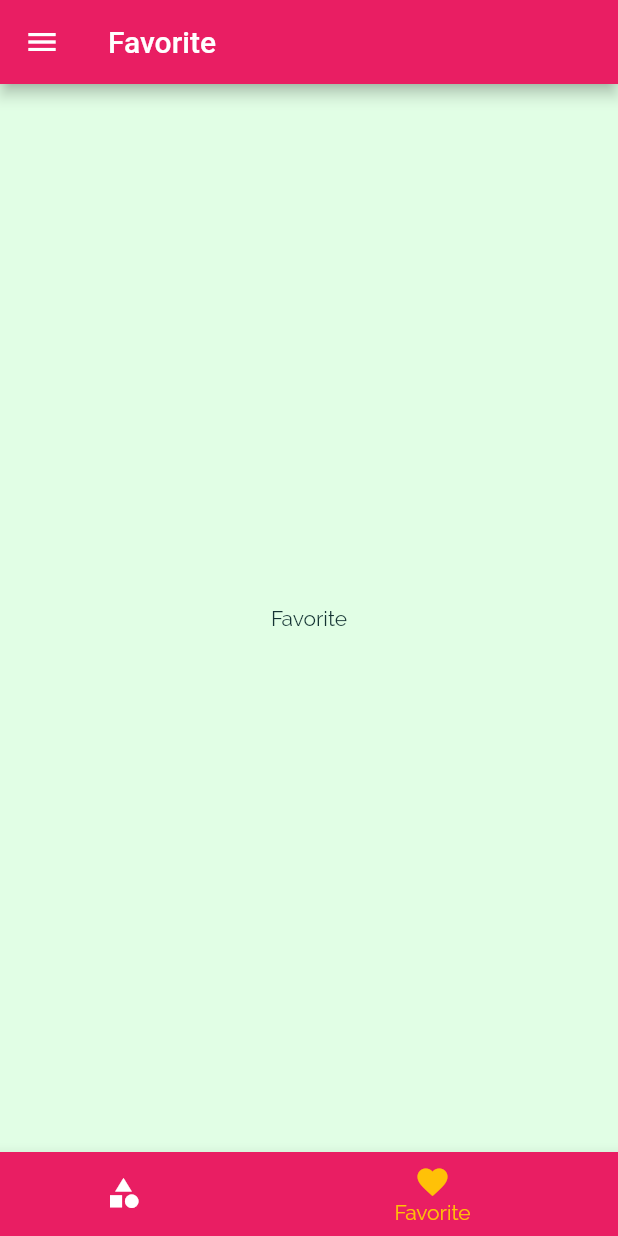
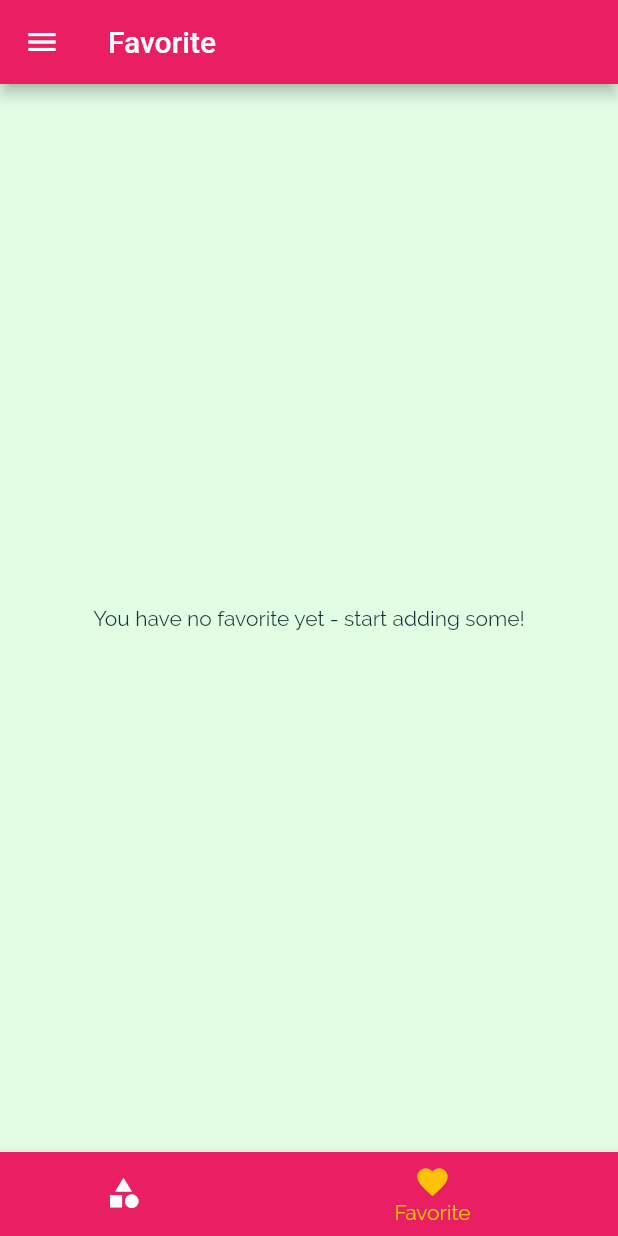
Before and after one commit to hesamkurd/MealsAppFlutter, a Flutter app: the screen it shows after launch, item 2 of the bottom bar chosen, on a phone screen of 412 x 824 dp. Run offline on Flutter 3.47's test engine with Material 2 defaults, Android fonts, the phone set to English and light mode, and no system bars; our stand-ins replace get.

Commit message:
create favorite screen

```diff
--- a/lib/main.dart
+++ b/lib/main.dart
@@ -28,6 +28,7 @@ class _MyAppState extends State<MyApp> {
   };
 
   List<Meal> _availableMeals = DUMMY_MEALS;
+  final List<Meal> _favoriteMeals = [];
 
   void _setFilters(Map<String, bool> filterData) {
     setState(() {
@@ -49,6 +50,26 @@ class _MyAppState extends State<MyApp> {
         return true;
       }).toList();
     });
+  }
+
+  void _toggleFavorite(String mealId) {
+    final existingIndex =
+        _favoriteMeals.indexWhere((meal) => meal.id == mealId);
+    if (existingIndex >= 0) {
+      setState(() {
+        _favoriteMeals.removeAt(existingIndex);
+      });
+    } else {
+      setState(() {
+        _favoriteMeals.add(
+          DUMMY_MEALS.firstWhere((meal) => meal.id == mealId),
+        );
+      });
+    }
+  }
+
+  bool _isMealFavorite(String id) {
+    return _favoriteMeals.any((meal) => meal.id == id);
   }
 
   @override
@@ -76,10 +97,11 @@ class _MyAppState extends State<MyApp> {
       ),
       //home: const CategoriesScreen(),
       routes: {
-        '/': (ctx) => const TabsScreen(),
+        '/': (ctx) => TabsScreen(_favoriteMeals),
         CategoryMealsScreen.routeName: (ctx) =>
             CategoryMealsScreen(_availableMeals),
-        MealDetailsScreen.routName: (ctx) => const MealDetailsScreen(),
+        MealDetailsScreen.routName: (ctx) =>
+             MealDetailsScreen(_toggleFavorite, _isMealFavorite),
         FilterScreen.routeName: (ctx) => FilterScreen(_setFilters, _filters),
       },
     );
--- a/lib/screens/category_meals_screen.dart
+++ b/lib/screens/category_meals_screen.dart
@@ -59,7 +59,7 @@ class _CategoryMealsScreenState extends State<CategoryMealsScreen> {
             duration: displayedMeals![index].duration!,
             complexity: displayedMeals![index].complexity!,
             affordability: displayedMeals![index].affordability!,
-            removeItem: _removeMeal,
+
           );
         },
         itemCount: displayedMeals?.length,
--- a/lib/screens/favorite_screen.dart
+++ b/lib/screens/favorite_screen.dart
@@ -1,12 +1,31 @@
 import 'package:flutter/material.dart';
+import '../models/meal.dart';
+import '../widgets/meal_item.dart';
 
 class FavoriteScreen extends StatelessWidget {
-  const FavoriteScreen({super.key});
+  final List<Meal> favoriteList;
+  const FavoriteScreen(this.favoriteList, {super.key});
 
   @override
   Widget build(BuildContext context) {
-    return const Center(
-      child: Text('Favorite'),
-    );
+    if (favoriteList.isEmpty) {
+      return const Center(
+        child: Text('You have no favorite yet - start adding some!'),
+      );
+    } else {
+      return ListView.builder(
+        itemBuilder: (ctx, index) {
+          return MealItem(
+            id: favoriteList[index].id!,
+            title: favoriteList[index].title!,
+            imageUrl: favoriteList[index].imageUrl!,
+            duration: favoriteList[index].duration!,
+            complexity: favoriteList[index].complexity!,
+            affordability: favoriteList[index].affordability!,
+          );
+        },
+        itemCount: favoriteList.length,
+      );
+    }
   }
 }
--- a/lib/screens/tabs_screen.dart
+++ b/lib/screens/tabs_screen.dart
@@ -2,21 +2,28 @@ import 'package:flutter/material.dart';
 import '../widgets/main_drawer.dart';
 import '../screens/favorite_screen.dart';
 import '../screens/categories_screen.dart';
+import '../models/meal.dart';
 
 class TabsScreen extends StatefulWidget {
-  const TabsScreen({super.key});
+  final List<Meal> favoriteMeals;
+  const TabsScreen(this.favoriteMeals, {super.key});
 
   @override
   State<TabsScreen> createState() => _TabsScreenState();
 }
 
 class _TabsScreenState extends State<TabsScreen> {
-  final List<Map<String, dynamic>> _pages = [
-    {'page': const CategoriesScreen(), 'title': 'Category'},
-    {'page': const FavoriteScreen(), 'title': 'Favorite'},
-  ];
+  List<Map<String, dynamic>>? _pages;
 
   int _selectedPageIndex = 0;
+  @override
+  void initState() {
+    _pages = [
+      {'page': const CategoriesScreen(), 'title': 'Category'},
+      {'page':  FavoriteScreen(widget.favoriteMeals), 'title': 'Favorite'},
+    ];
+    super.initState();
+  }
 
   void _selectedPage(int index) {
     setState(() {
@@ -28,12 +35,12 @@ class _TabsScreenState extends State<TabsScreen> {
   Widget build(BuildContext context) {
     return Scaffold(
       appBar: AppBar(
-        title: Text(_pages[_selectedPageIndex]['title']),
+        title: Text(_pages![_selectedPageIndex]['title']),
       ),
       drawer: const Drawer(
         child: MainDrawer(),
       ),
-      body: _pages[_selectedPageIndex]['page'],
+      body: _pages![_selectedPageIndex]['page'],
       bottomNavigationBar: BottomNavigationBar(
         selectedItemColor: Theme.of(context).colorScheme.secondary,
         unselectedItemColor: Colors.white,
--- a/lib/widgets/meal_item.dart
+++ b/lib/widgets/meal_item.dart
@@ -10,7 +10,6 @@ class MealItem extends StatelessWidget {
   final int duration;
   final Complexity complexity;
   final Affordability affordability;
-  final Function removeItem;
   const MealItem(
       {super.key,
       required this.id,
@@ -19,7 +18,7 @@ class MealItem extends StatelessWidget {
       required this.duration,
       required this.complexity,
       required this.affordability,
-      required this.removeItem});
+      });
 
   String get complexityText {
     switch (complexity) {
@@ -55,7 +54,7 @@ class MealItem extends StatelessWidget {
     )
         .then((result) {
       if (result != null) {
-        removeItem(result);
+        //removeItem(result);
       }
     });
   }
```
Also changed, not shown: lib/screens/meal_details_screen.dart (+8 -6 lines).
